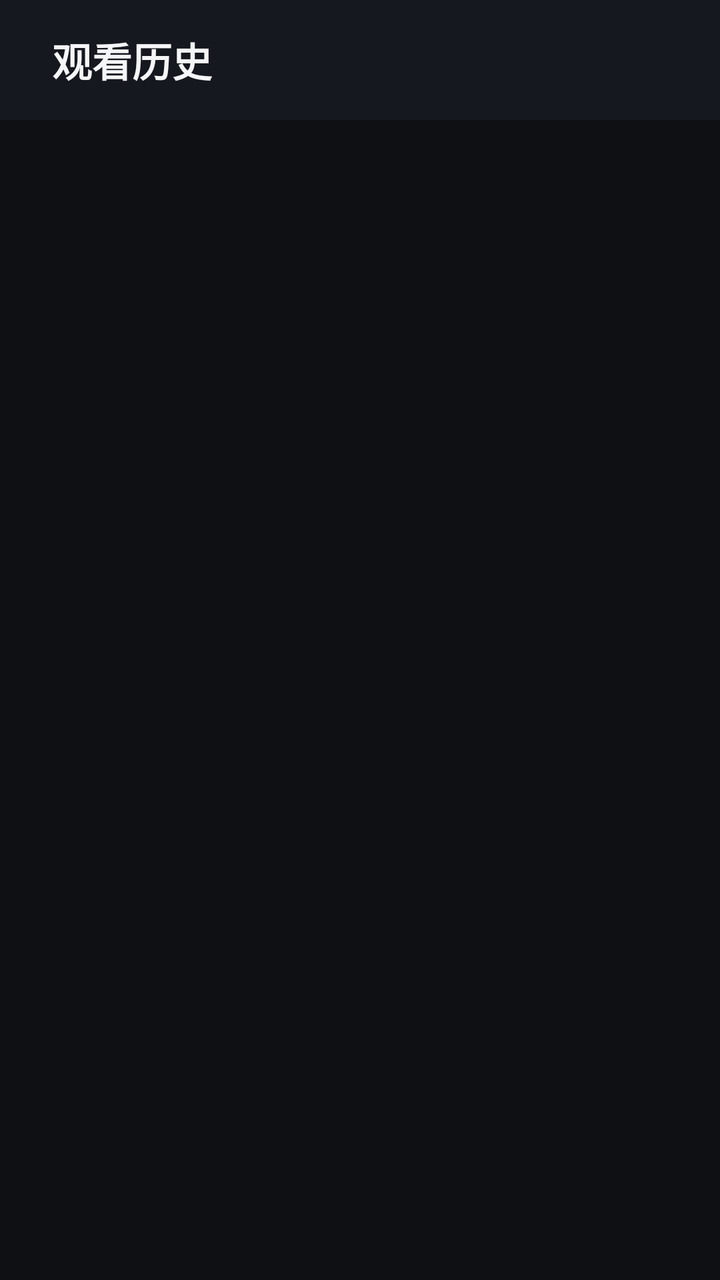
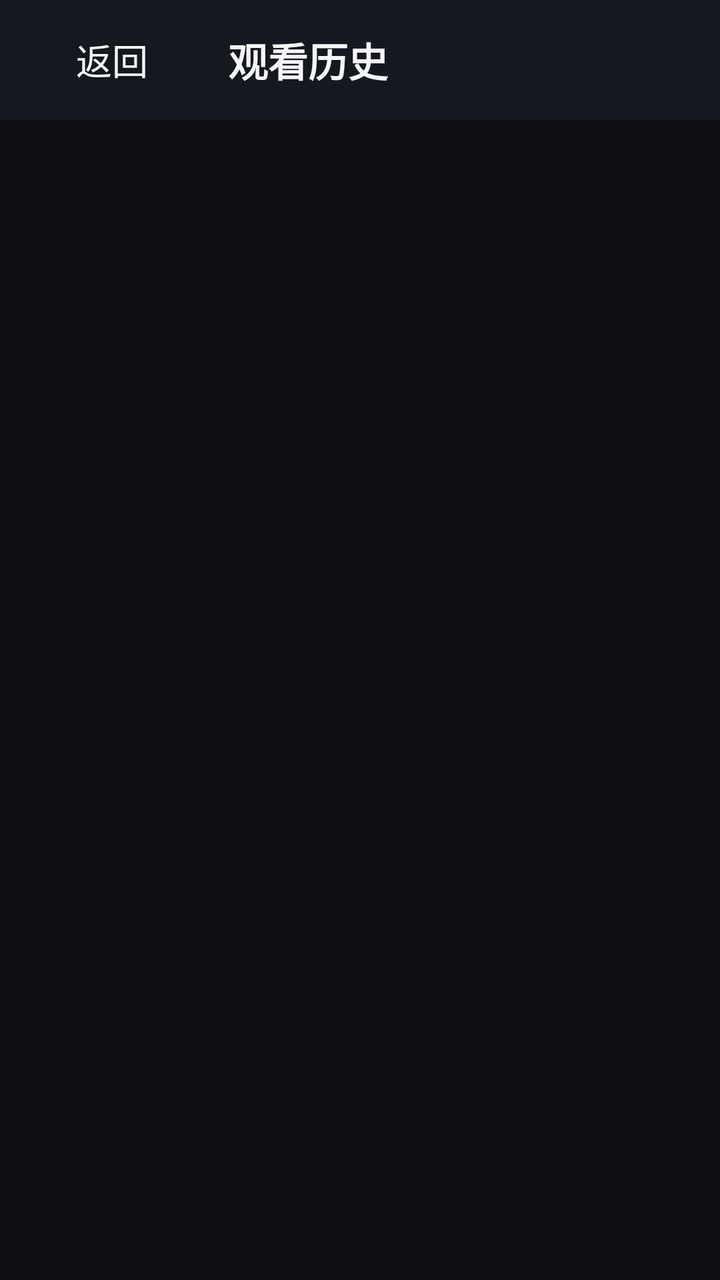

Screens rendered from an Android XML layout before and after an edit, with the pre-edit source and the edit as a unified diff.
<!-- AndroidManifest.xml: application theme Theme.Yzb -->
<!-- res/layout/activity_history.xml -->
<?xml version="1.0" encoding="utf-8"?>
<LinearLayout xmlns:android="http://schemas.android.com/apk/res/android"
    android:layout_width="match_parent"
    android:layout_height="match_parent"
    android:orientation="vertical"
    android:background="@color/bg_dark">

    <LinearLayout
        android:layout_width="match_parent"
        android:layout_height="60dp"
        android:orientation="horizontal"
        android:gravity="center_vertical"
        android:paddingStart="12dp"
        android:paddingEnd="12dp"
        android:background="@color/bg_panel">

        <Button
            android:id="@+id/btnBack"
            style="@style/YzbButton"
            android:text="返回" />

        <TextView
            android:layout_width="wrap_content"
            android:layout_height="wrap_content"
            android:layout_marginStart="14dp"
            android:text="观看历史"
            android:textColor="@color/text_primary"
            android:textSize="20sp"
            android:textStyle="bold" />

    </LinearLayout>

    <FrameLayout
        android:layout_width="match_parent"
        android:layout_height="0dp"
        android:layout_weight="1">

        <androidx.recyclerview.widget.RecyclerView
            android:id="@+id/rvHistory"
            android:layout_width="match_parent"
            android:layout_height="match_parent"
            android:padding="10dp"
            android:clipToPadding="false" />

        <ProgressBar
            android:id="@+id/pbHistory"
            android:layout_width="wrap_content"
            android:layout_height="wrap_content"
            android:layout_gravity="center"
            android:visibility="gone" />

        <TextView
            android:id="@+id/tvEmpty"
            android:layout_width="wrap_content"
            android:layout_height="wrap_content"
            android:layout_gravity="center"
            android:textColor="@color/text_secondary"
            android:textSize="16sp"
            android:visibility="gone" />

    </FrameLayout>

</LinearLayout>
<!-- resources referenced by this layout -->
<resources>
  <color name="bg_dark">#0F1014</color>
  <color name="bg_panel">#16181F</color>
  <color name="text_primary">#F5F6F8</color>
  <color name="text_secondary">#A8ACB8</color>
  <style name="YzbButton" parent="Widget.AppCompat.Button.Borderless">
          <item name="android:layout_height">46dp</item>
          <item name="android:textSize">18sp</item>
          <item name="android:textColor">@color/text_primary</item>
          <item name="android:background">@drawable/btn_bg</item>
          <item name="android:paddingStart">18dp</item>
          <item name="android:paddingEnd">18dp</item>
          <item name="android:focusable">true</item>
      </style>
  <style name="Theme.Yzb" parent="Theme.AppCompat.NoActionBar">
          <item name="android:windowBackground">@color/bg_dark</item>
          <item name="android:textColor">@color/text_primary</item>
          <item name="colorAccent">@color/accent</item>
          <item name="android:windowContentTransitions">false</item>
      </style>
  <!-- drawable btn_bg (drawable) -->
  <?xml version="1.0" encoding="utf-8"?>
  <selector xmlns:android="http://schemas.android.com/apk/res/android">
      <item android:state_focused="true">
          <shape android:shape="rectangle">
              <solid android:color="#33FB7299" />
              <corners android:radius="10dp" />
              <stroke android:width="2dp" android:color="@color/accent" />
          </shape>
      </item>
      <item android:state_pressed="true">
          <shape android:shape="rectangle">
              <solid android:color="#33FB7299" />
              <corners android:radius="10dp" />
          </shape>
      </item>
      <item>
          <shape android:shape="rectangle">
              <solid android:color="#00000000" />
              <corners android:radius="10dp" />
          </shape>
      </item>
  </selector>
  <color name="accent">#FB7299</color>
</resources>

<!-- the commit's change to res/layout/activity_history.xml (unified diff, before → after) -->
@@ -17,7 +17,7 @@
         <Button
             android:id="@+id/btnBack"
             style="@style/YzbButton"
-            android:text="返回" />
+            android:text="返回" android:layout_width="wrap_content" android:layout_height="46dp"/>
 
         <TextView
             android:layout_width="wrap_content"
<!-- resource entries referenced after the edit -->
@@ -5,6 +5,7 @@
   <color name="text_primary">#F5F6F8</color>
   <color name="text_secondary">#A8ACB8</color>
   <style name="YzbButton" parent="Widget.AppCompat.Button.Borderless">
+          <item name="android:layout_width">wrap_content</item>
           <item name="android:layout_height">46dp</item>
           <item name="android:textSize">18sp</item>
           <item name="android:textColor">@color/text_primary</item>
